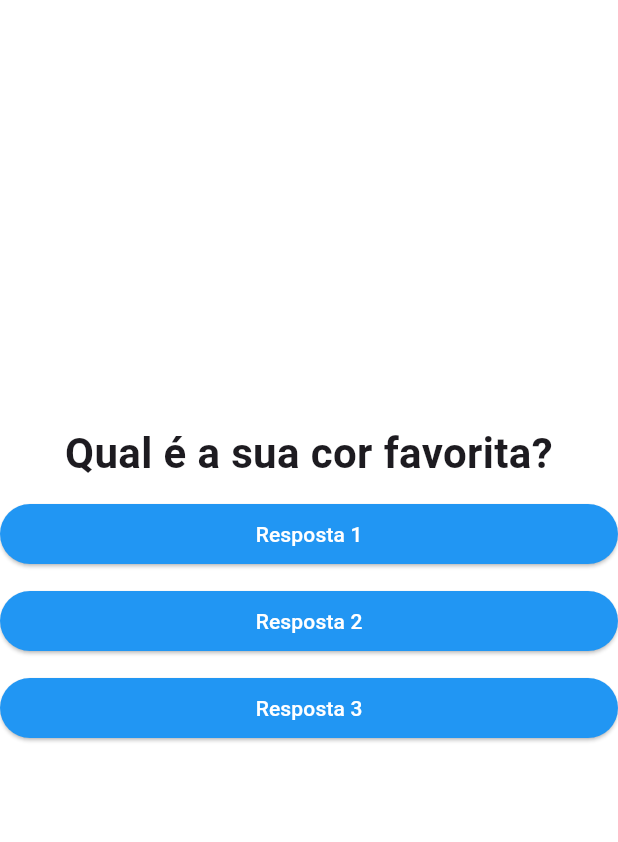
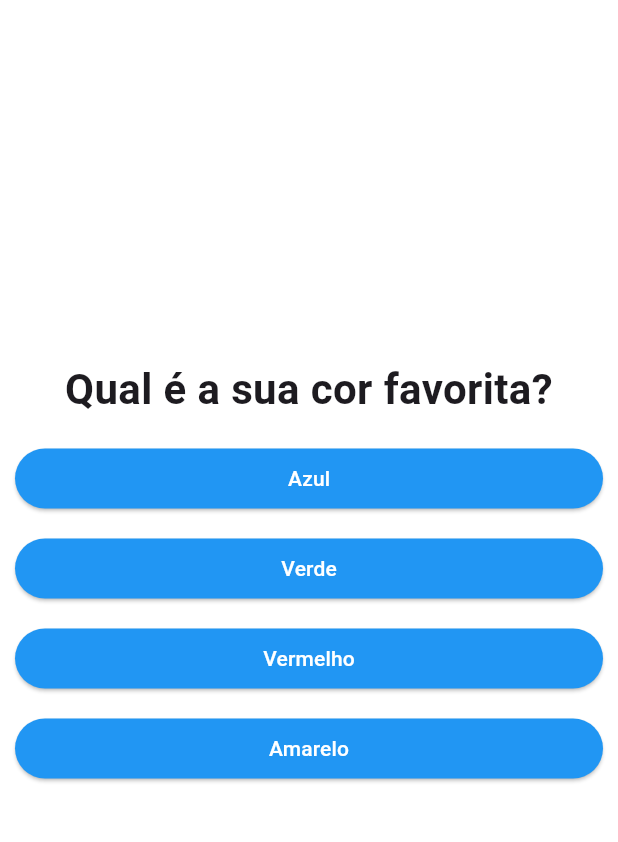
Before and after one commit to Cafurink42/PerguntasApp, a Flutter app: the screen it shows after launch, on a phone screen of 412 x 824 dp, the part 84-926 px from its top. Run offline on Flutter 3.47's test engine with Material 3 defaults, Android fonts, the phone set to English and light mode, and no system bars.

Commit message:
Arrumando o bug de out of range, inserindo o operador spread e tornando o código um pouco mais declarativo

```diff
--- a/lib/main.dart
+++ b/lib/main.dart
@@ -15,16 +15,7 @@ class PerguntaApp extends StatefulWidget {
 class _PerguntaAppState extends State<PerguntaApp> {
   var _perguntaSelecionada = 0;
   //Criação do método responder
-  void _responder() {
-    //o método setState é o responsável por atualizar o estado do widget.
-    setState(() {
-      _perguntaSelecionada++;
-    });
-  }
-
-  @override
-  Widget build(BuildContext context) {
-    final List<Map<String, Object>> perguntas = [
+  final List<Map<String, Object>> _perguntas = const [
     //valores do tipo Map String e Objeto
     {
       'texto': 'Qual é a sua cor favorita?',
@@ -44,9 +35,40 @@ class _PerguntaAppState extends State<PerguntaApp> {
     },
     {
       'texto': 'Qual é o seu hobby favorito?',
-        'respostas': ['Ler', 'Viajar', 'Cozinhar', 'Jogar videogame'],
+      'respostas': ['Ler', 'Viajar', 'Cozinhar', 'Jogar video game'],
     },
   ];
+
+  void _responder() {
+    if (temPerguntaSelecionada) {
+      setState(() {
+        _perguntaSelecionada++;
+      });
+    }
+    //o método setState é o responsável por atualizar o estado do widget.
+  }
+
+  bool get temPerguntaSelecionada {
+    return _perguntaSelecionada < _perguntas.length;
+  }
+  //bool get temPerguntaSelecionada {
+  //  return _perguntaSelecionada < perguntas.length;
+  //}
+
+  @override
+  Widget build(BuildContext context) {
+    List<String> respostas = temPerguntaSelecionada
+        ? (_perguntas[_perguntaSelecionada]['respostas'] as List<String>)
+        : [];
+    List<Widget> widgets = respostas
+        .map((t) => Resposta(t, _responder))
+        .toList();
+
+    //for (String textResp in respostas) {
+    //  //cast é usado para converter o tipo dinâmico para o tipo específico
+    //  widgets.add(Resposta(textResp, _responder));
+    //  print(textResp);
+    //}
 
     return MaterialApp(
       home: Scaffold(
@@ -58,18 +80,21 @@ class _PerguntaAppState extends State<PerguntaApp> {
           foregroundColor: Colors.white,
         ),
 
-        body: Center(
+        body: temPerguntaSelecionada
+            ? Center(
                 child: Column(
                   mainAxisAlignment: MainAxisAlignment.center,
-            children: [
-              Questao(perguntas[_perguntaSelecionada]['texto'].toString()),
-              Resposta('Resposta 1', _responder),
+                  children: <Widget>[
+                    Questao(
+                      _perguntas[_perguntaSelecionada]['texto'].toString(),
+                    ),
+                    ...respostas.map((t) => Resposta(t, _responder)).toList(),
                     SizedBox(height: 10),
-              Resposta('Resposta 2', _responder),
-              SizedBox(height: 10),
-              Resposta('Resposta 3', _responder),
                   ],
                 ),
+              )
+            : Center(
+                child: Text('Parabéns! Você completou todas as perguntas!'),
               ),
       ),
     );
--- a/lib/resposta.dart
+++ b/lib/resposta.dart
@@ -9,7 +9,10 @@ class Resposta extends StatelessWidget {
   @override
   Widget build(BuildContext context) {
     return Container(
+      margin: EdgeInsets.all(10),
       width: double.infinity,
+      child: SizedBox(
+        height: 40,
         child: ElevatedButton(
           style: TextButton.styleFrom(
             backgroundColor: Colors.blue,
@@ -18,6 +21,7 @@ class Resposta extends StatelessWidget {
           child: Text(texto),
           onPressed: quandoSelecionado,
         ),
+      ),
     );
   }
 }
```
Lines whose indentation alone changed are shown as unchanged.
